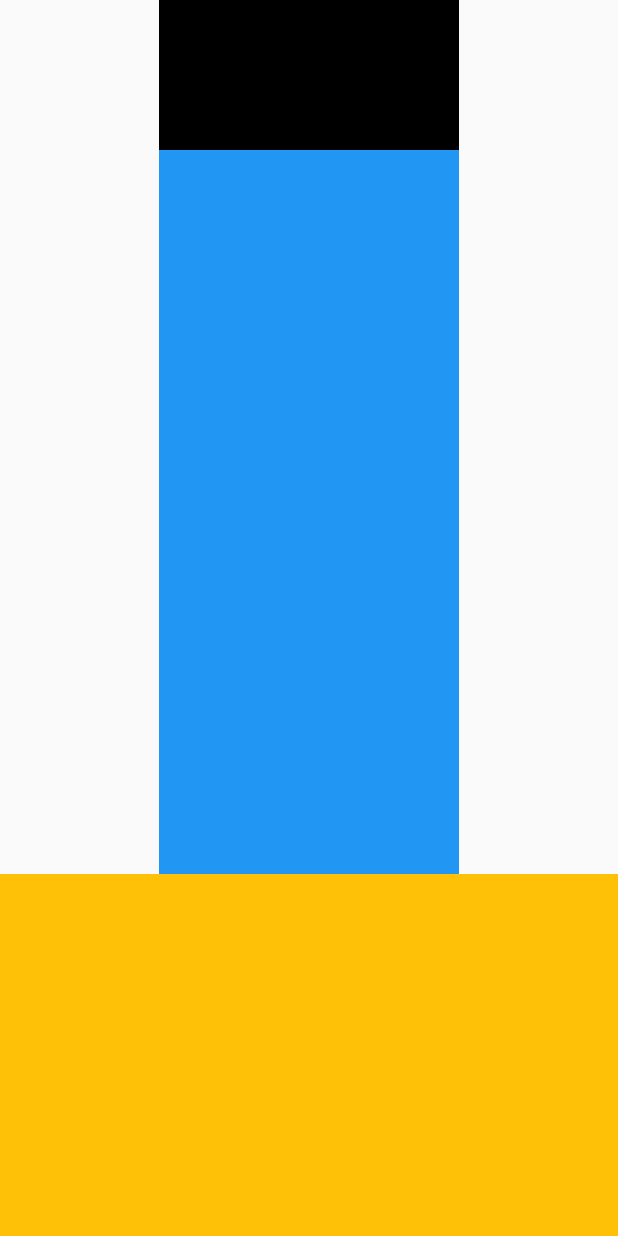
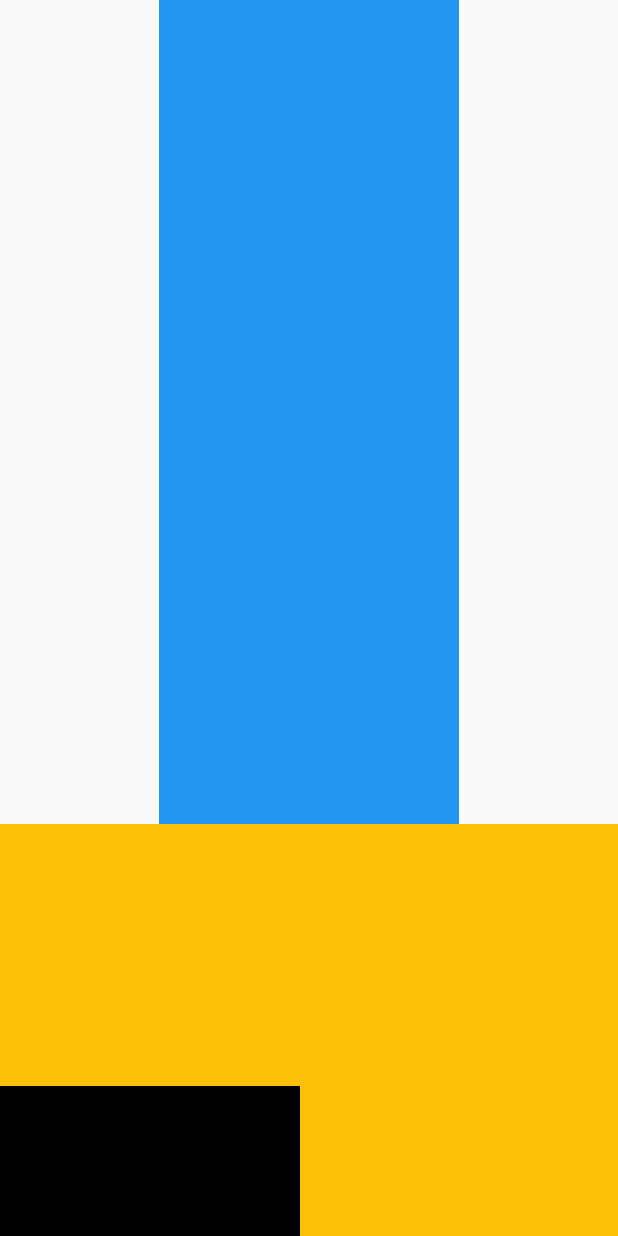
Before and after one commit to cyberfanta/icon_inspired, a Flutter app: the screen it shows after launch, on a phone screen of 412 x 824 dp. Run offline on Flutter 3.47's test engine with Material 2 defaults, Android fonts, the phone set to English and light mode, and no system bars.

Commit message:
Feature (Responsiveness) Setting different tests for portrait resolution.

```diff
--- a/lib/views/screens/main_view/main_view.dart
+++ b/lib/views/screens/main_view/main_view.dart
@@ -51,12 +51,16 @@ class MainMenuViewState extends State<MainMenuView> {
               )
             : Column(
                 children: [
-                  object1(),
                   object2(),
                   object3(),
                 ],
               ),
       ),
+      bottomSheet: isPortrait(context)
+          ? object1()
+          : Container(
+              height: 0,
+            ),
     );
   }
 
```
